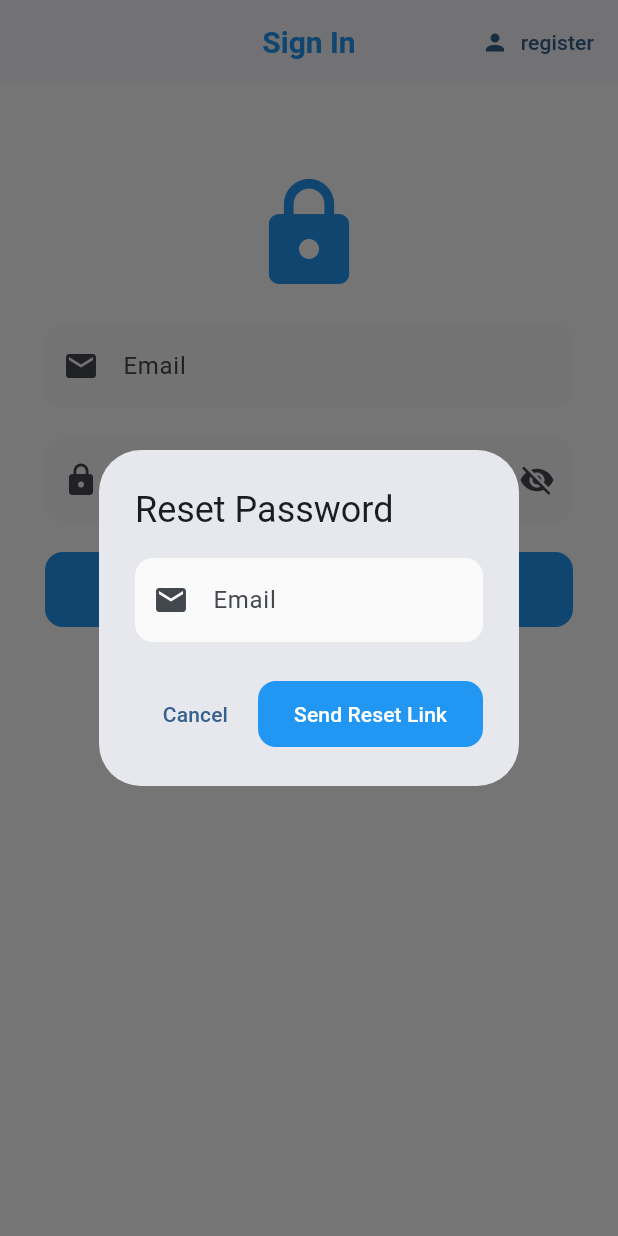
After one commit to Ayman220/expenses-tracker, a Flutter app: the screen it shows after launch, after a tap on "Forgot Password?", on a phone screen of 412 x 824 dp. The commit adds this screen. Run offline on Flutter 3.47's test engine with Material 3 defaults, Android fonts, the phone set to English and light mode, and no system bars; our stand-ins replace cloud_firestore, dropdown_search, firebase_auth, firebase_core, get; accounts and stored records are empty; generated files the repository leaves out were written again.

Commit message:
reset password

```diff
--- /dev/null
+++ b/lib/screens/authentication/reset_password.dart
@@ -0,0 +1,73 @@
+import 'package:expense_tracker/helpers/snackbar.dart';
+import 'package:firebase_auth/firebase_auth.dart';
+import 'package:flutter/material.dart';
+import 'package:get/get.dart';
+
+class ResetPasswordDialog extends StatefulWidget {
+  const ResetPasswordDialog({super.key});
+
+  @override
+  State<ResetPasswordDialog> createState() => _ResetPasswordDialogState();
+}
+
+class _ResetPasswordDialogState extends State<ResetPasswordDialog> {
+  final emailController = TextEditingController();
+  final _formKey = GlobalKey<FormState>();
+  bool isLoading = false;
+
+  Future<void> resetPassword() async {
+    if (!_formKey.currentState!.validate()) return;
+
+    setState(() => isLoading = true);
+
+    try {
+      await FirebaseAuth.instance.sendPasswordResetEmail(
+        email: emailController.text.trim(),
+      );
+      Get.back(); // Close dialog
+      showSuccessMessage('Reset Email Sent', 'Check your inbox.');
+    } on FirebaseAuthException catch (e) {
+      showErrorMessage('Error', e.message ?? 'Failed to send reset email');
+    } finally {
+      setState(() => isLoading = false);
+    }
+  }
+
+  @override
+  Widget build(BuildContext context) {
+    return AlertDialog(
+      title: const Text('Reset Password'),
+      content: Form(
+        key: _formKey,
+        child: TextFormField(
+          controller: emailController,
+          decoration: const InputDecoration(
+            labelText: 'Email',
+            prefixIcon: Icon(Icons.email),
+          ),
+          validator: (value) {
+            if (value == null || value.isEmpty) return 'Enter your email';
+            if (!value.contains('@')) return 'Enter a valid email';
+            return null;
+          },
+        ),
+      ),
+      actions: [
+        TextButton(
+          onPressed: () => Get.back(),
+          child: const Text('Cancel'),
+        ),
+        ElevatedButton(
+          onPressed: isLoading ? null : resetPassword,
+          child: isLoading
+              ? const SizedBox(
+                  height: 20,
+                  width: 20,
+                  child: CircularProgressIndicator(strokeWidth: 2),
+                )
+              : const Text('Send Reset Link'),
+        ),
+      ],
+    );
+  }
+}
--- a/lib/screens/authentication/sign_in.dart
+++ b/lib/screens/authentication/sign_in.dart
@@ -1,4 +1,5 @@
 import 'package:expense_tracker/controllers/auth_controller.dart';
+import 'package:expense_tracker/screens/authentication/reset_password.dart';
 import 'package:flutter/material.dart';
 import 'package:get/get.dart';
 
@@ -134,6 +135,12 @@ class _SignInState extends State<SignIn> {
                             : const Text('Sign In'),
                   ),
                 ),
+                TextButton(
+                  onPressed: () {
+                    Get.dialog(const ResetPasswordDialog());
+                  },
+                  child: const Text('Forgot Password?'),
+                ),
               ],
             ),
           ),
--- a/lib/screens/home/home.dart
+++ b/lib/screens/home/home.dart
@@ -1,6 +1,7 @@
 import 'package:cloud_firestore/cloud_firestore.dart';
 import 'package:expense_tracker/controllers/auth_controller.dart';
 import 'package:expense_tracker/controllers/theme_controller.dart';
+import 'package:expense_tracker/screens/authentication/reset_password.dart';
 import 'package:firebase_auth/firebase_auth.dart';
 import 'package:flutter/material.dart';
 import 'package:get/get.dart';
@@ -43,6 +44,8 @@ class Home extends StatelessWidget {
               onSelected: (value) async {
                 if (value == 'logout') {
                   await authController.signOut();
+                } else if (value == 'reset_password') {
+                  Get.dialog(const ResetPasswordDialog());
                 }
               },
               icon: const CircleAvatar(
@@ -50,7 +53,8 @@ class Home extends StatelessWidget {
                 backgroundColor: Color(0xFF2196F3),
                 child: Icon(Icons.person, size: 20, color: Colors.white),
               ),
-              itemBuilder: (context) => [
+              itemBuilder:
+                  (context) => [
                     const PopupMenuItem<String>(
                       value: 'logout',
                       child: Row(
@@ -60,6 +64,10 @@ class Home extends StatelessWidget {
                           Text('Logout'),
                         ],
                       ),
+                    ),
+                    const PopupMenuItem(
+                      value: 'reset_password',
+                      child: Text('Reset Password'),
                     ),
                   ],
             ),
@@ -93,7 +101,9 @@ class Home extends StatelessWidget {
                     width: 80,
                     height: 80,
                     decoration: BoxDecoration(
-                      color: Theme.of(context).colorScheme.primary.withAlpha(26),
+                      color: Theme.of(
+                        context,
+                      ).colorScheme.primary.withAlpha(26),
                       borderRadius: BorderRadius.circular(40),
                     ),
                     child: Icon(
@@ -116,7 +126,9 @@ class Home extends StatelessWidget {
                     "Tap + to create one!",
                     style: TextStyle(
                       fontSize: 16,
-                      color: Theme.of(context).colorScheme.onSurface.withAlpha(179),
+                      color: Theme.of(
+                        context,
+                      ).colorScheme.onSurface.withAlpha(179),
                     ),
                   ),
                 ],
@@ -136,7 +148,10 @@ class Home extends StatelessWidget {
                 child: InkWell(
                   borderRadius: BorderRadius.circular(12),
                   onTap: () {
-                    Get.toNamed('/group-details', arguments: {'groupId': groupId});
+                    Get.toNamed(
+                      '/group-details',
+                      arguments: {'groupId': groupId},
+                    );
                   },
                   child: Padding(
                     padding: const EdgeInsets.all(16),
@@ -146,7 +161,9 @@ class Home extends StatelessWidget {
                           width: 40,
                           height: 40,
                           decoration: BoxDecoration(
-                            color: Theme.of(context).colorScheme.primary.withAlpha(26),
+                            color: Theme.of(
+                              context,
+                            ).colorScheme.primary.withAlpha(26),
                             borderRadius: BorderRadius.circular(10),
                           ),
                           child: Icon(
@@ -172,7 +189,9 @@ class Home extends StatelessWidget {
                                 '${group['members'].length} members',
                                 style: TextStyle(
                                   fontSize: 14,
-                                  color: Theme.of(context).colorScheme.onSurface.withAlpha(179),
+                                  color: Theme.of(
+                                    context,
+                                  ).colorScheme.onSurface.withAlpha(179),
                                 ),
                               ),
                             ],
@@ -180,7 +199,9 @@ class Home extends StatelessWidget {
                         ),
                         Icon(
                           Icons.chevron_right,
-                          color: Theme.of(context).colorScheme.onSurface.withAlpha(128),
+                          color: Theme.of(
+                            context,
+                          ).colorScheme.onSurface.withAlpha(128),
                         ),
                       ],
                     ),
```
Lines whose indentation alone changed are shown as unchanged.
